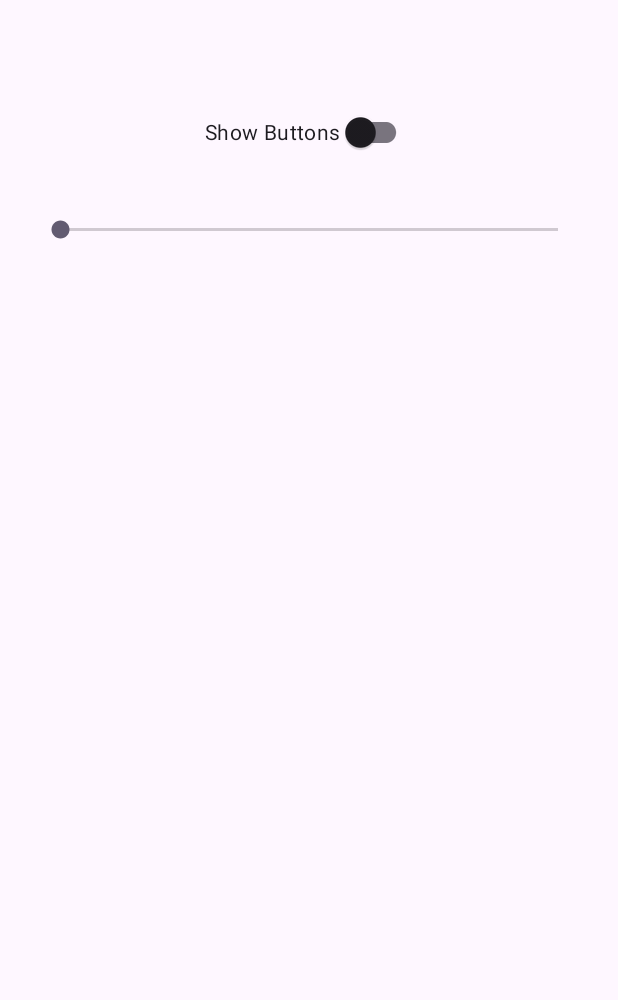
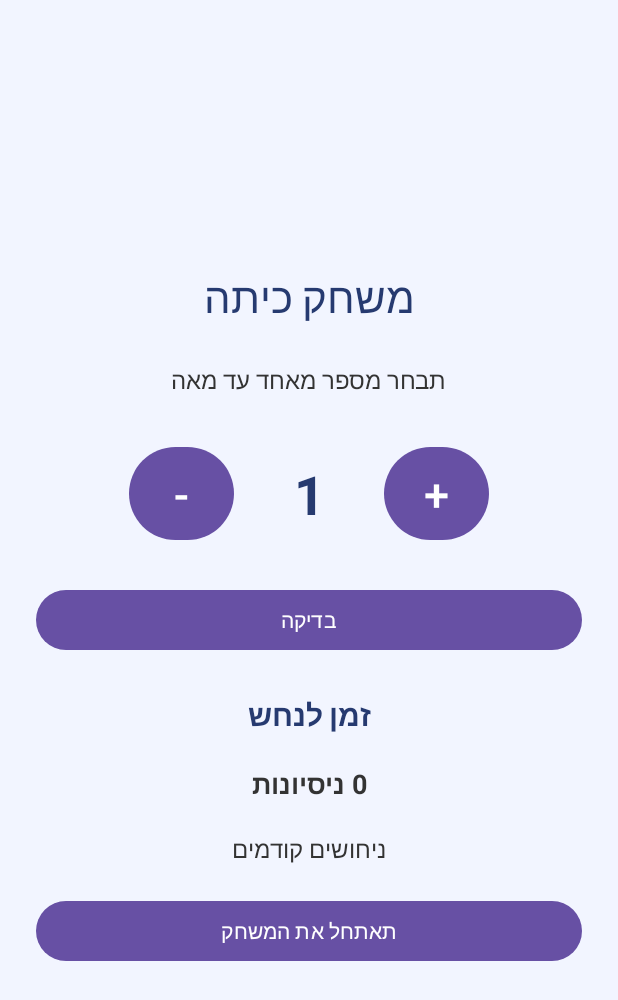
Before and after one commit to Leshem1111/GradeElevenProject-, an Android app: the screen it shows after launch (MainActivity), on a phone screen of 412 x 824 dp. Shown: the top 1000 px of the screen. Run offline under Robolectric (Android 15) with nearby library versions, the phone set to English and light mode, and no system bars.

Commit message:
Added the guess the number game

```diff
--- a/app/src/main/java/com/katza/yehonatanleshemproject/MainActivity.java
+++ b/app/src/main/java/com/katza/yehonatanleshemproject/MainActivity.java
@@ -4,72 +4,123 @@ package com.katza.yehonatanleshemproject;
 import android.os.Bundle;
 import android.view.View;
 import android.widget.Button;
-import android.widget.SeekBar;
-import android.widget.ImageView;
+import android.widget.TextView;
 import android.widget.Toast;
 
 import androidx.appcompat.app.AppCompatActivity;
-import androidx.appcompat.widget.SwitchCompat;
+
+import java.util.Random;
 
 public class MainActivity extends AppCompatActivity {
+    int number;
+    int SelectedNumber = 1;
+    int attempts = 0;
+    String history = "";
+
+    TextView numberText;
+    TextView resultText;
+    TextView attemptsText;
+    TextView historyText;
+    Button plus;
+    Button minus;
+    Button check;
+    Button restart;
+
+    Random random = new Random();
 
     @Override
     protected void onCreate(Bundle savedInstanceState) {
         super.onCreate(savedInstanceState);
         setContentView(R.layout.activity_main);
 
-        SwitchCompat mySwitch = findViewById(R.id.mySwitch);
+        numberText = findViewById(R.id.numberText);
+        resultText = findViewById(R.id.resultText);
+        attemptsText = findViewById(R.id.attemptsText);
+        historyText = findViewById(R.id.historyText);
 
-        Button button1 = findViewById(R.id.button1);
-        Button button2 = findViewById(R.id.button2);
-        button1.setOnClickListener(v -> {
-            Toast.makeText(this, "Button 1",
-                    Toast.LENGTH_SHORT).show();
+        plus = findViewById(R.id.plusButton);
+        minus = findViewById(R.id.minusButton);
+        check = findViewById(R.id.checkButton);
+        restart = findViewById(R.id.playAgainButton);
+
+        startNewGame();
+
+        plus.setOnClickListener(new View.OnClickListener() {
+            @Override
+            public void onClick(View v) {
+                if (SelectedNumber < 100) {
+                    SelectedNumber++;
+                    updateNumber();
+                }
+            }
         });
 
-        button2.setOnClickListener(v -> {
-            Toast.makeText(this, "Button 2",
-                    Toast.LENGTH_SHORT).show();
+        minus.setOnClickListener(new View.OnClickListener() {
+            @Override
+            public void onClick(View v) {
+                if (SelectedNumber > 1) {
+                    SelectedNumber--;
+                    updateNumber();
+                }
+            }
         });
-        SeekBar seekBar = findViewById(R.id.seekBar);
-        ImageView myImage = findViewById(R.id.myImage);
-        button1.setVisibility(View.GONE);
-        button2.setVisibility(View.GONE);
 
-        myImage.setAlpha(0f);
-        seekBar.setProgress(0);
-        mySwitch.setOnCheckedChangeListener((buttonView, isChecked) -> {
+        check.setOnClickListener(new View.OnClickListener() {
+            @Override
+            public void onClick(View v) {
+                checkGuess();
+            }
+        });
 
-            if (isChecked) {
-                button1.setVisibility(View.VISIBLE);
-                button2.setVisibility(View.VISIBLE);
-            } else {
-                button1.setVisibility(View.GONE);
-                button2.setVisibility(View.GONE);
+        restart.setOnClickListener(new View.OnClickListener() {
+            @Override
+            public void onClick(View v) {
+                startNewGame();
             }
+        });
+    }
 
-        });
-        seekBar.setOnSeekBarChangeListener(
-                new SeekBar.OnSeekBarChangeListener() {
+    private void updateNumber() {
+        numberText.setText(String.valueOf(SelectedNumber));
+    }
 
-                    @Override
-                    public void onProgressChanged(
-                            SeekBar seekBar,
-                            int progress,
-                            boolean fromUser) {
+    private void startNewGame() {
 
-                        float alpha = progress / 100f;
-                        myImage.setAlpha(alpha);
-                    }
+        number = random.nextInt(100) + 1;
 
-                    @Override
-                    public void onStartTrackingTouch(SeekBar seekBar) {
-                    }
+        SelectedNumber = 1;
+        attempts = 0;
+        history = "";
 
-                    @Override
-                    public void onStopTrackingTouch(SeekBar seekBar) {
-                    }
-                }
-        );
+        updateNumber();
+
+        attemptsText.setText("0 ניסיונות");
+        resultText.setText("זמן לנחש");
+        historyText.setText("ניחושים קודמים");
+
+    }
+
+    private void checkGuess() {
+
+        attempts++;
+
+        attemptsText.setText("ניסיונות" + attempts);
+
+        history = history + SelectedNumber + " ";
+        historyText.setText("ניחושים קודמים" + history);
+
+        if (SelectedNumber > number) {
+
+            resultText.setText("גדול מדי");
+
+        } else if (SelectedNumber < number) {
+
+            resultText.setText("קטן מדי");
+
+        } else {
+
+            resultText.setText("מצאת את המספר בכמות ניסיונות" + attempts);
+
+        }
     }
 }
--- a/app/src/main/res/layout/activity_main.xml
+++ b/app/src/main/res/layout/activity_main.xml
@@ -6,50 +6,105 @@
     android:layout_width="match_parent"
     android:layout_height="match_parent"
     android:orientation="vertical"
-    android:gravity="center_horizontal"
+    android:gravity="center"
     android:padding="24dp"
+    android:background="#F2F5FF"
     tools:context=".MainActivity">
 
-    <androidx.appcompat.widget.SwitchCompat
-        android:id="@+id/mySwitch"
+    <TextView
         android:layout_width="wrap_content"
         android:layout_height="wrap_content"
-        android:text="Show Buttons"
-        android:checked="false"
-        android:layout_marginTop="40dp" />
+        android:layout_marginBottom="25dp"
+        android:text="משחק כיתה"
+        android:textColor="#263A70"
+        android:textSize="28sp"
+        android:textStyle="normal" />
+
+    <TextView
+        android:layout_width="wrap_content"
+        android:layout_height="wrap_content"
+        android:text="תבחר מספר מאחד עד מאה"
+        android:textSize="16sp"
+        android:textColor="#333333"
+        android:layout_marginBottom="30dp"/>
+
+    <!-- Number selection -->
+
+    <LinearLayout
+        android:layout_width="match_parent"
+        android:layout_height="wrap_content"
+        android:gravity="center"
+        android:orientation="horizontal">
+
+        <Button
+            android:id="@+id/minusButton"
+            android:layout_width="70dp"
+            android:layout_height="70dp"
+            android:text="-"
+            android:textSize="30sp" />
+
+        <TextView
+            android:id="@+id/numberText"
+            android:layout_width="100dp"
+            android:layout_height="70dp"
+            android:gravity="center"
+            android:text="1"
+            android:textColor="#263A70"
+            android:textSize="36sp"
+            android:textStyle="bold" />
+
+        <Button
+            android:id="@+id/plusButton"
+            android:layout_width="70dp"
+            android:layout_height="70dp"
+            android:text="+"
+            android:textSize="30sp" />
+
+    </LinearLayout>
 
     <Button
-        android:id="@+id/button1"
+        android:id="@+id/checkButton"
         android:layout_width="match_parent"
         android:layout_height="wrap_content"
-        android:layout_marginTop="16dp"
-        android:text="Button 1"
-        android:visibility="gone" />
+        android:text="בדיקה"
+        android:layout_marginTop="25dp"/>
+
+    <TextView
+        android:id="@+id/resultText"
+        android:layout_width="match_parent"
+        android:layout_height="wrap_content"
+        android:text="תנחש"
+        android:textSize="20sp"
+        android:textStyle="bold"
+        android:textColor="#263A70"
+        android:gravity="center"
+        android:layout_marginTop="25dp"/>
+
+    <TextView
+        android:id="@+id/attemptsText"
+        android:layout_width="wrap_content"
+        android:layout_height="wrap_content"
+        android:text="ניסונות: 0"
+        android:textSize="18sp"
+        android:textStyle="bold"
+        android:layout_marginTop="20dp"
+        android:textColor="#333333"/>
+
+    <TextView
+        android:id="@+id/historyText"
+        android:layout_width="match_parent"
+        android:layout_height="wrap_content"
+        android:text="ניחושים קודמים"
+        android:textSize="16sp"
+        android:textColor="#333333"
+        android:gravity="center"
+        android:layout_marginTop="20dp"/>
 
     <Button
-        android:id="@+id/button2"
+        android:id="@+id/playAgainButton"
         android:layout_width="match_parent"
         android:layout_height="wrap_content"
-        android:layout_marginTop="8dp"
-        android:text="Button 2"
-        android:visibility="gone" />
-
-    <SeekBar
-        android:id="@+id/seekBar"
-        android:layout_width="match_parent"
-        android:layout_height="wrap_content"
-        android:layout_marginTop="32dp"
-        android:max="100"
-        android:progress="0" />
-
-    <ImageView
-        android:id="@+id/myImage"
-        android:layout_width="match_parent"
-        android:layout_height="220dp"
-        android:layout_marginTop="24dp"
-        android:src="@drawable/israel"
-        android:scaleType="fitCenter"
-        android:contentDescription="Israel"
-        android:alpha="0" />
+        android:text="תאתחל את המשחק"
+        android:layout_marginTop="20dp"/>
 
 </LinearLayout>
--- a/gradle/libs.versions.toml
+++ b/gradle/libs.versions.toml
@@ -4,7 +4,7 @@ junit = "4.13.2"
 junitVersion = "1.3.0"
 espressoCore = "3.7.0"
 appcompat = "1.8.0"
-material = "1.14.0"
+material = "1.12.0"
 activityKtx = "1.13.0"
 constraintlayout = "2.2.2"
 
```
